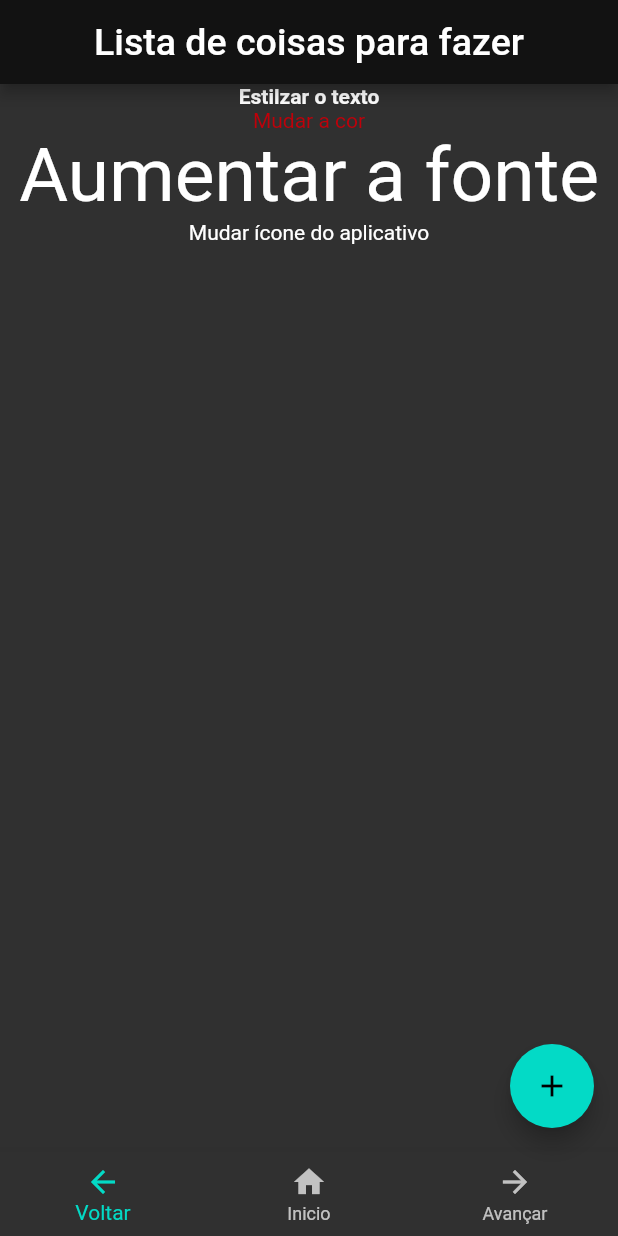
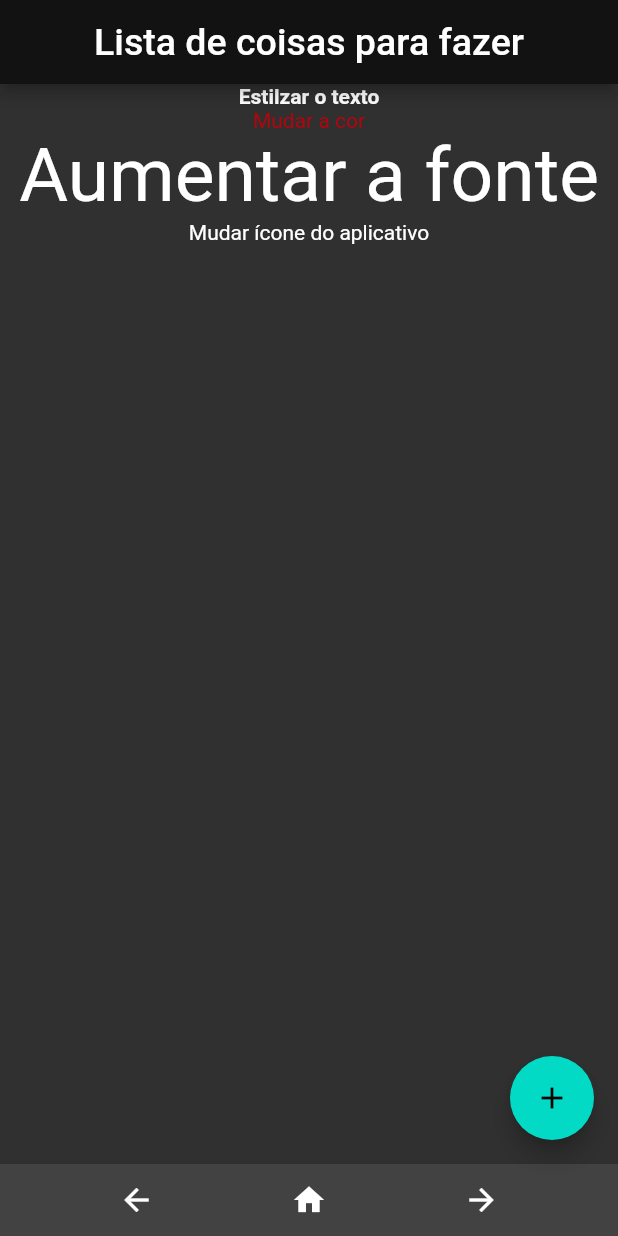
Before and after one commit to VictorRyan3612/POO_Orientada-a-objetos, a Flutter app: the screen it shows after launch, on a phone screen of 412 x 824 dp. Run offline on Flutter 3.47's test engine with Material 2 defaults, Android fonts, the phone set to English and light mode, and no system bars.

Commit message:
App 1.6.2 Exercise 5

```diff
--- a/Atividade 1 a 9/app_1/lib/home_page.dart
+++ b/Atividade 1 a 9/app_1/lib/home_page.dart
@@ -56,21 +56,26 @@ class HomePageStates extends State<HomePage>{
 
 
 
-      bottomNavigationBar: BottomNavigationBar(
-        items: const [
-          BottomNavigationBarItem(
-            label: 'Voltar',
-            icon: Icon(Icons.arrow_back),
+      bottomNavigationBar: BottomAppBar(
+        child: Row(
+          mainAxisAlignment: MainAxisAlignment.spaceEvenly,
+          children: [
+            IconButton(
+              icon: Icon(Icons.arrow_back),
+              onPressed: (){},
           ),
 
-          BottomNavigationBarItem(
-            label: "Inicio",
-            icon: Icon(Icons.home)),
+          IconButton(
+            icon: Icon(Icons.home),
+            onPressed: (){},
+            ),
 
-          BottomNavigationBarItem(
-            label: "Avançar",
-            icon: Icon(Icons.arrow_forward)),
-        ]
+          IconButton(
+            icon: Icon(Icons.arrow_forward),
+            onPressed: (){},
+            ),
+          ]
+        )
 
       )
 
```
